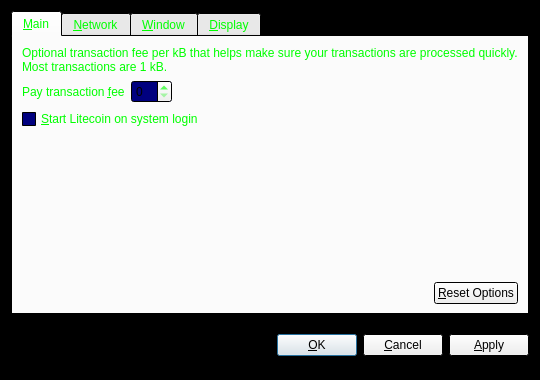
gridcoin/Gridcoin-master, file src/qt/forms/optionsdialog.ui: the form before one commit.
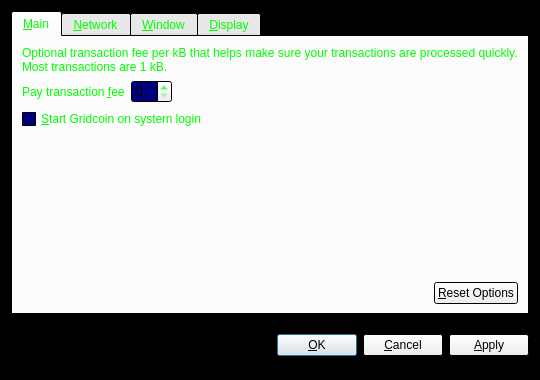
The form after the commit. The open tabs and pages were chosen to show the change. Custom widgets are drawn as their Qt base class.

Diff of the .ui file:
```diff
--- a/src/qt/forms/optionsdialog.ui
+++ b/src/qt/forms/optionsdialog.ui
@@ -351,7 +351,7 @@
           <string>Automatically start Litecoin after logging in to the system.</string>
          </property>
          <property name="text">
-          <string>&amp;Start Litecoin on system login</string>
+          <string>&amp;Start Gridcoin on system login</string>
          </property>
         </widget>
        </item>
```
Left out of the diff: 10 changed lines with no effect on the pictures.
